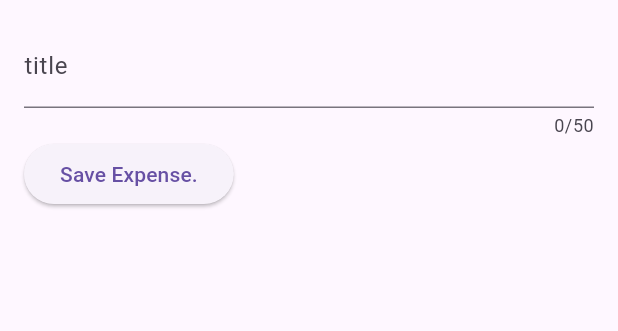
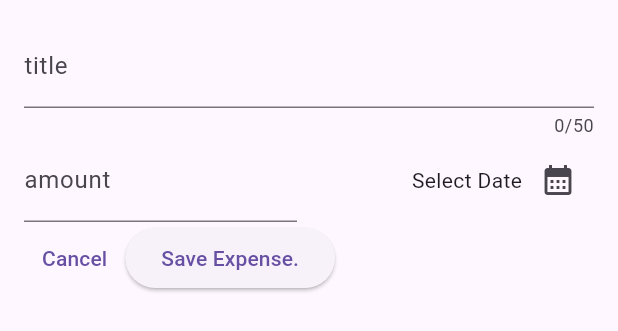
Before and after one commit to Johna210/flutter_practice, a Flutter app: the NewExpense widget shown alone on an empty page, opened directly, on a phone screen of 412 x 824 dp. Shown: the top 331 px of the screen. Run offline on Flutter 3.47's test engine with Material 3 defaults, Android fonts, the phone set to English and light mode, and no system bars; our stand-ins replace google_fonts.

Commit message:
Implemented Add Expense Page

```diff
--- a/expense_tracker/lib/widgets/new_expense.dart
+++ b/expense_tracker/lib/widgets/new_expense.dart
@@ -10,10 +10,25 @@ class NewExpense extends StatefulWidget {
 }
 
 class _NewExpenseState extends State<NewExpense> {
-  var _enteredTitle = '';
+  final _titleController = TextEditingController();
+  final _amountController = TextEditingController();
 
-  void _saveInputTitle(String inputValue) {
-    _enteredTitle = inputValue;
+  void _presentDatePicker() async {
+    final now = DateTime.now();
+    final firstDate = DateTime(now.year - 1, now.month, now.year);
+
+    showDatePicker(
+        context: context,
+        initialDate: now,
+        firstDate: firstDate,
+        lastDate: now);
+  }
+
+  @override
+  void dispose() {
+    _titleController.dispose();
+    _amountController.dispose();
+    super.dispose();
   }
 
   @override
@@ -23,15 +38,52 @@ class _NewExpenseState extends State<NewExpense> {
       child: Column(
         children: [
           TextField(
-            onChanged: _saveInputTitle,
+            controller: _titleController,
             maxLength: 50,
             decoration: const InputDecoration(label: Text('title')),
           ),
           Row(
             children: [
+              Expanded(
+                child: TextField(
+                  controller: _amountController,
+                  keyboardType: TextInputType.number,
+                  decoration: const InputDecoration(
+                    prefixText: '\$ ',
+                    label: Text('amount'),
+                  ),
+                ),
+              ),
+              const SizedBox(width: 16),
+              Expanded(
+                child: Row(
+                  mainAxisAlignment: MainAxisAlignment.end,
+                  crossAxisAlignment: CrossAxisAlignment.center,
+                  children: [
+                    const Text('Select Date'),
+                    IconButton(
+                      onPressed: _presentDatePicker,
+                      icon: const Icon(
+                        Icons.calendar_month,
+                      ),
+                    )
+                  ],
+                ),
+              )
+            ],
+          ),
+          Row(
+            children: [
+              TextButton(
+                onPressed: () {
+                  Navigator.pop(context);
+                },
+                child: const Text('Cancel'),
+              ),
               ElevatedButton(
                 onPressed: () {
-                  print(_enteredTitle);
+                  print(_titleController);
+                  print(_amountController);
                 },
                 child: const Text('Save Expense.'),
               ),
```
